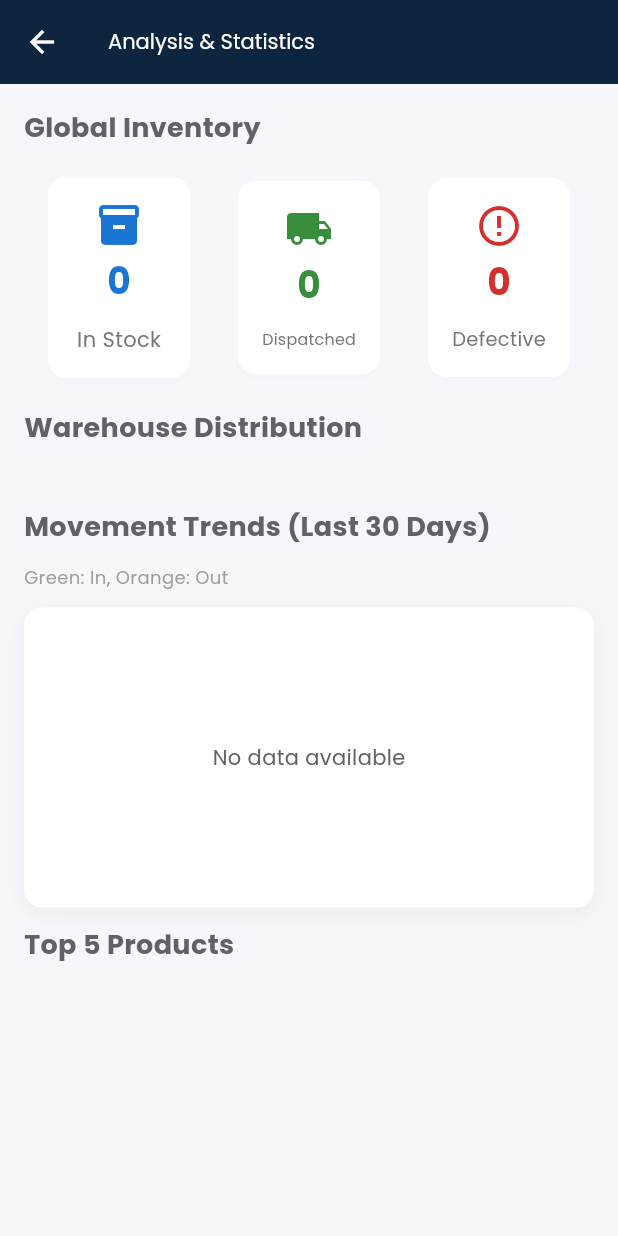
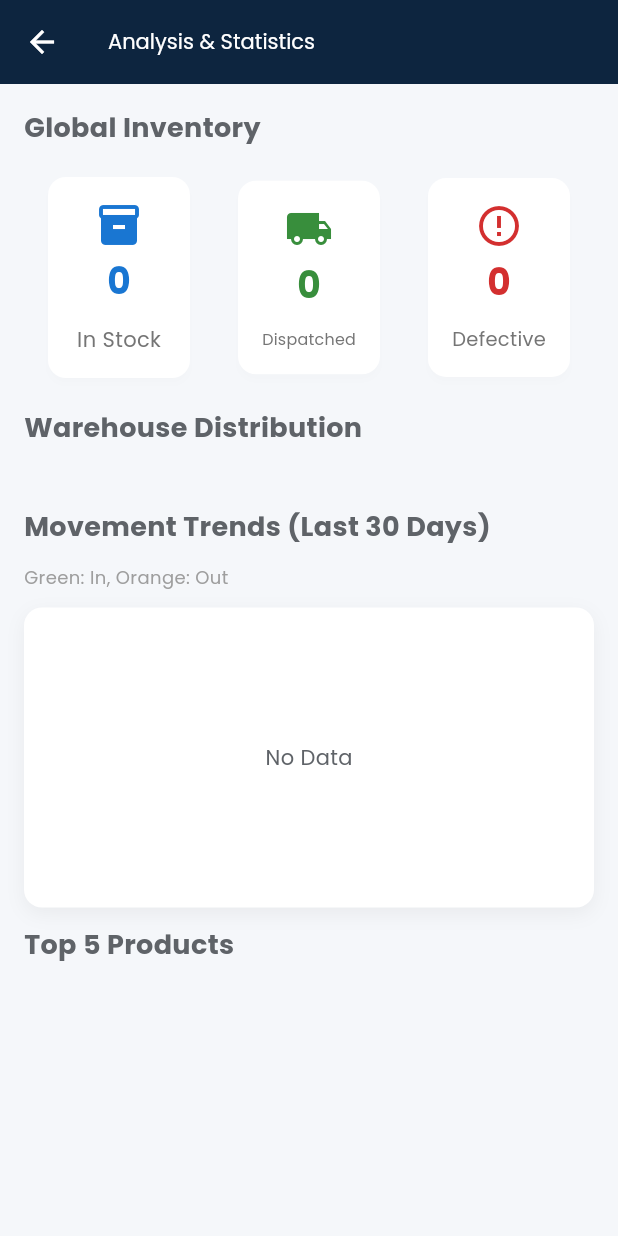
Before and after one commit to alvarolg2/Jar, a Flutter app: the AnalysisView screen opened by its route, on a phone screen of 412 x 824 dp. Run offline on Flutter 3.47's test engine with Material 3 defaults, Android fonts, the phone set to English and light mode, and no system bars; our stand-ins replace file_picker, google_fonts, google_generative_ai, package_info_plus, pdf, share_plus and 5 more; missing offline and left inert: cunning_document_scanner, flag, google_mlkit_text_recognition, in_app_update; accounts and stored records are empty.

Commit message:
feat: Implement internationalization in reporting

```diff
--- a/lib/l10n/app_localizations.dart
+++ b/lib/l10n/app_localizations.dart
@@ -657,6 +657,84 @@ abstract class AppLocalizations {
   /// In es, this message translates to:
   /// **'Selecciona un producto'**
   String get dropdownProductText;
+
+  /// No description provided for @analysisTitle.
+  ///
+  /// In es, this message translates to:
+  /// **'Análisis y Estadísticas'**
+  String get analysisTitle;
+
+  /// No description provided for @globalInventory.
+  ///
+  /// In es, this message translates to:
+  /// **'Inventario Global'**
+  String get globalInventory;
+
+  /// No description provided for @inStock.
+  ///
+  /// In es, this message translates to:
+  /// **'En Stock'**
+  String get inStock;
+
+  /// No description provided for @dispatched.
+  ///
+  /// In es, this message translates to:
+  /// **'Expedido'**
+  String get dispatched;
+
+  /// No description provided for @defective.
+  ///
+  /// In es, this message translates to:
+  /// **'Defectuoso'**
+  String get defective;
+
+  /// No description provided for @warehouseDistribution.
+  ///
+  /// In es, this message translates to:
+  /// **'Distribución por Almacén'**
+  String get warehouseDistribution;
+
+  /// No description provided for @unknown.
+  ///
+  /// In es, this message translates to:
+  /// **'Desconocido'**
+  String get unknown;
+
+  /// No description provided for @palletsCountLabel.
+  ///
+  /// In es, this message translates to:
+  /// **'{count, plural, =1{{count} palé} other{{count} palés}}'**
+  String palletsCountLabel(int count);
+
+  /// No description provided for @movementTrends30Days.
+  ///
+  /// In es, this message translates to:
+  /// **'Tendencias de Movimiento (Últimos 30 Días)'**
+  String get movementTrends30Days;
+
+  /// No description provided for @movementLegend.
+  ///
+  /// In es, this message translates to:
+  /// **'Verde: Entrada, Naranja: Salida'**
+  String get movementLegend;
+
+  /// No description provided for @top5Products.
+  ///
+  /// In es, this message translates to:
+  /// **'Top 5 Productos'**
+  String get top5Products;
+
+  /// No description provided for @noDescription.
+  ///
+  /// In es, this message translates to:
+  /// **'Sin descripción'**
+  String get noDescription;
+
+  /// No description provided for @noData.
+  ///
+  /// In es, this message translates to:
+  /// **'Sin Datos'**
+  String get noData;
 }
 
 class _AppLocalizationsDelegate
--- a/lib/ui/views/analysis/analysis_view.dart
+++ b/lib/ui/views/analysis/analysis_view.dart
@@ -17,7 +17,7 @@ class AnalysisView extends StackedView<AnalysisViewModel> {
     final l10n = AppLocalizations.of(context)!;
     return Scaffold(
       appBar: AppBar(
-        title: const Text('Analysis & Statistics'),
+        title: Text(l10n.analysisTitle),
         elevation: 0,
       ),
       body: viewModel.isBusy
@@ -29,15 +29,16 @@ class AnalysisView extends StackedView<AnalysisViewModel> {
                 crossAxisAlignment: CrossAxisAlignment.start,
                 children: [
                   // 1. Global Stats
-                  const Text(
-                    'Global Inventory',
-                    style: TextStyle(fontSize: 18, fontWeight: FontWeight.bold),
+                  Text(
+                    l10n.globalInventory,
+                    style: const TextStyle(
+                        fontSize: 18, fontWeight: FontWeight.bold),
                   ),
                   Row(
                     children: [
                       Expanded(
                         child: StatCard(
-                          title: 'In Stock',
+                          title: l10n.inStock,
                           value: '${viewModel.globalStats['totalIn'] ?? 0}',
                           icon: Icons.inventory_2,
                           color: Colors.blue.shade700,
@@ -45,7 +46,7 @@ class AnalysisView extends StackedView<AnalysisViewModel> {
                       ),
                       Expanded(
                         child: StatCard(
-                          title: 'Dispatched',
+                          title: l10n.dispatched,
                           value: '${viewModel.globalStats['totalOut'] ?? 0}',
                           icon: Icons.local_shipping,
                           color: Colors.green.shade700,
@@ -53,7 +54,7 @@ class AnalysisView extends StackedView<AnalysisViewModel> {
                       ),
                       Expanded(
                         child: StatCard(
-                          title: "Defective",
+                          title: l10n.defective,
                           value:
                               '${viewModel.globalStats['totalDefective'] ?? 0}',
                           icon: Icons.error_outline,
@@ -63,9 +64,10 @@ class AnalysisView extends StackedView<AnalysisViewModel> {
                     ],
                   ),
                   // 2. Warehouse Distribution
-                  const Text(
-                    'Warehouse Distribution',
-                    style: TextStyle(fontSize: 18, fontWeight: FontWeight.bold),
+                  Text(
+                    l10n.warehouseDistribution,
+                    style: const TextStyle(
+                        fontSize: 18, fontWeight: FontWeight.bold),
                   ),
                   Card(
                     child: ListView.separated(
@@ -77,9 +79,9 @@ class AnalysisView extends StackedView<AnalysisViewModel> {
                         final item = viewModel.warehouseDistribution[index];
                         return ListTile(
                           leading: const Icon(Icons.warehouse),
-                          title: Text(item['warehouseName'] ?? 'Unknown'),
+                          title: Text(item['warehouseName'] ?? l10n.unknown),
                           trailing: Text(
-                            '${item['count']} pallets',
+                            l10n.palletsCountLabel(item['count'] ?? 0),
                             style: const TextStyle(fontWeight: FontWeight.bold),
                           ),
                         );
@@ -87,13 +89,14 @@ class AnalysisView extends StackedView<AnalysisViewModel> {
                     ),
                   ),
                   // 3. Movement Trends
-                  const Text(
-                    'Movement Trends (Last 30 Days)',
-                    style: TextStyle(fontSize: 18, fontWeight: FontWeight.bold),
+                  Text(
+                    l10n.movementTrends30Days,
+                    style: const TextStyle(
+                        fontSize: 18, fontWeight: FontWeight.bold),
                   ),
-                  const Text(
-                    'Green: In, Orange: Out',
-                    style: TextStyle(fontSize: 12, color: Colors.grey),
+                  Text(
+                    l10n.movementLegend,
+                    style: const TextStyle(fontSize: 12, color: Colors.grey),
                   ),
                   Container(
                     height: 200,
@@ -112,9 +115,10 @@ class AnalysisView extends StackedView<AnalysisViewModel> {
                   ),
 
                   // 4. Top Products
-                  const Text(
-                    'Top 5 Products',
-                    style: TextStyle(fontSize: 18, fontWeight: FontWeight.bold),
+                  Text(
+                    l10n.top5Products,
+                    style: const TextStyle(
+                        fontSize: 18, fontWeight: FontWeight.bold),
                   ),
                   Card(
                     child: ListView.separated(
@@ -152,9 +156,9 @@ class AnalysisView extends StackedView<AnalysisViewModel> {
                             foregroundColor: avatarFgColor,
                             child: Text('${index + 1}'),
                           ),
-                          title: Text(item['productName'] ?? 'Unknown'),
+                          title: Text(item['productName'] ?? l10n.unknown),
                           subtitle: Text(
-                            item['description'] ?? 'No description',
+                            item['description'] ?? l10n.noDescription,
                             maxLines: 1,
                             overflow: TextOverflow.ellipsis,
                             style: TextStyle(
--- a/lib/ui/views/analysis/widgets/trend_chart.dart
+++ b/lib/ui/views/analysis/widgets/trend_chart.dart
@@ -1,4 +1,5 @@
 import 'package:flutter/material.dart';
+import 'package:jar/l10n/app_localizations.dart';
 import 'dart:math';
 
 class TrendChart extends StatelessWidget {
@@ -9,7 +10,8 @@ class TrendChart extends StatelessWidget {
   @override
   Widget build(BuildContext context) {
     if (data.isEmpty) {
-      return const Center(child: Text("No data available"));
+      final l10n = AppLocalizations.of(context)!;
+      return Center(child: Text(l10n.noData));
     }
 
     return LayoutBuilder(
--- a/lib/ui/views/home/home_view.dart
+++ b/lib/ui/views/home/home_view.dart
@@ -82,7 +82,7 @@ class _HomeViewState extends State<HomeView> with TickerProviderStateMixin {
                         icon: const Icon(Icons.analytics_outlined,
                             color: Colors.white),
                         onPressed: model.navigateToAnalysis,
-                        tooltip: 'Analysis & Statistics', // TODO: Localize
+                        tooltip: l10n.analysisTitle,
                       ),
                       PopupMenuButton<_MenuOptions>(
                         icon: const Icon(Icons.more_vert, color: Colors.white),
```
Also changed, not shown: lib/l10n/app_en.arb (+19 -1 lines), lib/l10n/app_es.arb (+19 -1 lines), lib/l10n/app_fr.arb (+19 -1 lines), lib/l10n/app_localizations_en.dart (+47 -0 lines), lib/l10n/app_localizations_es.dart (+48 -0 lines), lib/l10n/app_localizations_fr.dart (+48 -0 lines), lib/ui/views/home/home_viewmodel.dart (+13 -12 lines).
